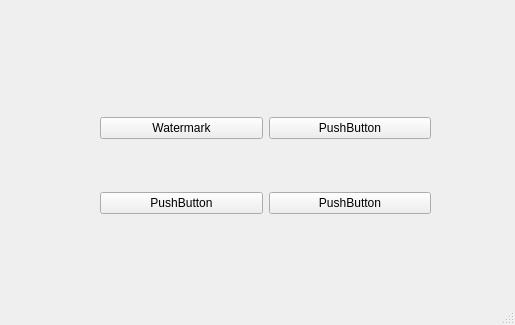
Above: MainWidget.ui from jihan-jinhee/blogHelper before the change. Below: the same form after it.
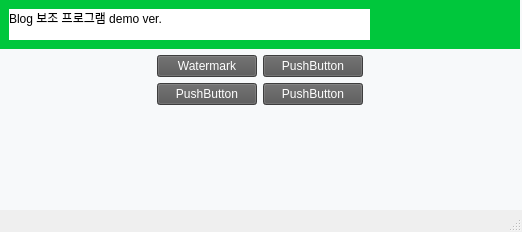
That is the form after the change. Icons and pictures are not drawn.

Commit message: 1. Basic UI 개발

```diff
--- a/MainWidget.ui
+++ b/MainWidget.ui
@@ -6,51 +6,228 @@
    <rect>
     <x>0</x>
     <y>0</y>
-    <width>515</width>
-    <height>325</height>
+    <width>522</width>
+    <height>232</height>
    </rect>
   </property>
   <property name="windowTitle">
    <string>MainWindow</string>
   </property>
   <widget class="QWidget" name="centralwidget">
-   <widget class="QWidget" name="gridLayoutWidget">
+   <property name="styleSheet">
+    <string notr="true">background-color : rgb(247, 249, 250)</string>
+   </property>
+   <widget class="QWidget" name="verticalLayoutWidget">
     <property name="geometry">
      <rect>
-      <x>100</x>
-      <y>70</y>
-      <width>331</width>
+      <x>-1</x>
+      <y>-1</y>
+      <width>521</width>
       <height>191</height>
      </rect>
     </property>
-    <layout class="QGridLayout" name="gridLayout">
-     <item row="0" column="0">
-      <widget class="QPushButton" name="btn_watermark">
-       <property name="text">
-        <string>Watermark</string>
-       </property>
-      </widget>
+    <layout class="QVBoxLayout" name="verticalLayout">
+     <property name="bottomMargin">
+      <number>0</number>
+     </property>
+     <item>
+      <layout class="QHBoxLayout" name="horizontalLayout">
+       <item>
+        <widget class="QWidget" name="widget" native="true">
+         <property name="minimumSize">
+          <size>
+           <width>0</width>
+           <height>50</height>
+          </size>
+         </property>
+         <property name="styleSheet">
+          <string notr="true">background-color : rgb(0, 199, 60)</string>
+         </property>
+         <widget class="QLabel" name="label">
+          <property name="geometry">
+           <rect>
+            <x>10</x>
+            <y>10</y>
+            <width>361</width>
+            <height>31</height>
+           </rect>
+          </property>
+          <property name="minimumSize">
+           <size>
+            <width>0</width>
+            <height>30</height>
+           </size>
+          </property>
+          <property name="styleSheet">
+           <string notr="true">background-color : rgb(255, 255, 255);
+font: 20pt &quot;나눔고딕 ExtraBold&quot;;</string>
+          </property>
+          <property name="text">
+           <string>Blog 보조 프로그램 demo ver.
+</string>
+          </property>
+         </widget>
+        </widget>
+       </item>
+      </layout>
      </item>
-     <item row="0" column="1">
-      <widget class="QPushButton" name="pushButton_2">
-       <property name="text">
-        <string>PushButton</string>
+     <item>
+      <layout class="QHBoxLayout" name="horizontalLayout_2">
+       <property name="leftMargin">
+        <number>10</number>
        </property>
-      </widget>
-     </item>
-     <item row="1" column="0">
-      <widget class="QPushButton" name="pushButton_3">
-       <property name="text">
-        <string>PushButton</string>
+       <property name="rightMargin">
+        <number>10</number>
        </property>
-      </widget>
+       <item>
+        <spacer name="horizontalSpacer">
+         <property name="orientation">
+          <enum>Qt::Horizontal</enum>
+         </property>
+         <property name="sizeHint" stdset="0">
+          <size>
+           <width>40</width>
+           <height>20</height>
+          </size>
+         </property>
+        </spacer>
+       </item>
+       <item>
+        <layout class="QGridLayout" name="gridLayout">
+         <item row="1" column="0">
+          <widget class="QPushButton" name="pushButton_3">
+           <property name="minimumSize">
+            <size>
+             <width>100</width>
+             <height>0</height>
+            </size>
+           </property>
+           <property name="styleSheet">
+            <string notr="true">background-color : rgb(85, 85, 85);
+color: rgb(255, 255, 255);
+font: 9pt &quot;나눔고딕 ExtraBold&quot;;</string>
+           </property>
+           <property name="text">
+            <string>PushButton</string>
+           </property>
+          </widget>
+         </item>
+         <item row="0" column="1">
+          <widget class="QPushButton" name="pushButton_2">
+           <property name="minimumSize">
+            <size>
+             <width>100</width>
+             <height>0</height>
+            </size>
+           </property>
+           <property name="styleSheet">
+            <string notr="true">background-color : rgb(85, 85, 85);
+color: rgb(255, 255, 255);
+font: 9pt &quot;나눔고딕 ExtraBold&quot;;</string>
+           </property>
+           <property name="text">
+            <string>PushButton</string>
+           </property>
+          </widget>
+         </item>
+         <item row="1" column="1">
+          <widget class="QPushButton" name="pushButton_4">
+           <property name="minimumSize">
+            <size>
+             <width>100</width>
+             <height>0</height>
+            </size>
+           </property>
+           <property name="styleSheet">
+            <string notr="true">background-color : rgb(85, 85, 85);
+color: rgb(255, 255, 255);
+font: 9pt &quot;나눔고딕 ExtraBold&quot;;</string>
+           </property>
+           <property name="text">
+            <string>PushButton</string>
+           </property>
+          </widget>
+         </item>
+         <item row="0" column="0">
+          <widget class="QPushButton" name="btn_watermark">
+           <property name="minimumSize">
+            <size>
+             <width>100</width>
+             <height>0</height>
+            </size>
+           </property>
+           <property name="styleSheet">
+            <string notr="true">background-color : rgb(85, 85, 85);
+color: rgb(255, 255, 255);
+font: 9pt &quot;나눔고딕 ExtraBold&quot;;</string>
+           </property>
+           <property name="text">
+            <string>Watermark</string>
+           </property>
+          </widget>
+         </item>
+        </layout>
+       </item>
+       <item>
+        <spacer name="horizontalSpacer_2">
+         <property name="orientation">
+          <enum>Qt::Horizontal</enum>
+         </property>
+         <property name="sizeHint" stdset="0">
+          <size>
+           <width>40</width>
+           <height>20</height>
+          </size>
+         </property>
+        </spacer>
+       </item>
+      </layout>
      </item>
-     <item row="1" column="1">
-      <widget class="QPushButton" name="pushButton_4">
-       <property name="text">
-        <string>PushButton</string>
-       </property>
-      </widget>
+     <item>
+      <layout class="QHBoxLayout" name="horizontalLayout_3">
+       <item>
+        <spacer name="horizontalSpacer_3">
+         <property name="orientation">
+          <enum>Qt::Horizontal</enum>
+         </property>
+         <property name="sizeHint" stdset="0">
+          <size>
+           <width>40</width>
+           <height>20</height>
+          </size>
+         </property>
+        </spacer>
+       </item>
+       <item>
+        <spacer name="verticalSpacer">
+         <property name="orientation">
+          <enum>Qt::Vertical</enum>
+         </property>
+         <property name="sizeHint" stdset="0">
+          <size>
+           <width>20</width>
+           <height>40</height>
+          </size>
+         </property>
+        </spacer>
+       </item>
+       <item>
+        <widget class="QLabel" name="label_watermark">
+         <property name="minimumSize">
+          <size>
+           <width>231</width>
+           <height>61</height>
+          </size>
+         </property>
+         <property name="text">
+          <string/>
+         </property>
+         <property name="pixmap">
+          <pixmap>resources/워터마크2.png</pixmap>
+         </property>
+        </widget>
+       </item>
+      </layout>
      </item>
     </layout>
    </widget>
```
Left out of the diff: 6 changed lines with no effect on the pictures.
